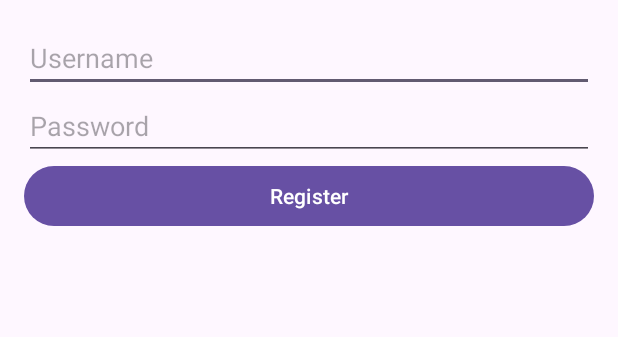
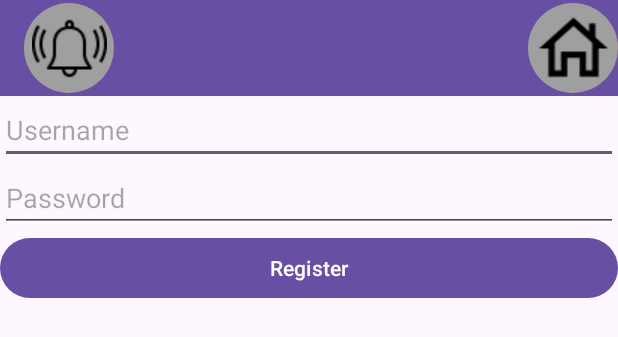
Before and after one commit to RYUKOUKOU/Food-Management-System, an Android app: the layout register_activity.xml on its own in the app's theme, with its tools: preview values and no code run, on a phone screen of 412 x 824 dp. Shown: the top 337 px of the screen. Run offline under Robolectric (Android 15) with nearby library versions, the phone set to English and light mode, and no system bars.

Commit message:
login to register xml

```diff
--- a/androidAPP/app/src/main/res/layout/login_activity.xml
+++ b/androidAPP/app/src/main/res/layout/login_activity.xml
@@ -57,4 +57,9 @@
         android:layout_width="match_parent"
         android:layout_height="wrap_content"
         android:text="Login" />
+    <Button
+        android:id="@+id/registerButton"
+        android:layout_width="match_parent"
+        android:layout_height="wrap_content"
+        android:text="Register" />
 </LinearLayout>
--- a/androidAPP/app/src/main/res/layout/register_activity.xml
+++ b/androidAPP/app/src/main/res/layout/register_activity.xml
@@ -1,8 +1,36 @@
 <LinearLayout xmlns:android="http://schemas.android.com/apk/res/android"
     android:layout_width="match_parent"
     android:layout_height="match_parent"
-    android:orientation="vertical"
-    android:padding="16dp">
+    android:orientation="vertical">
+
+    <androidx.appcompat.widget.Toolbar
+        android:id="@+id/toolbar"
+        android:layout_width="match_parent"
+        android:layout_height="?attr/actionBarSize"
+        android:background="?attr/colorPrimary"
+        android:theme="@style/ThemeOverlay.AppCompat.Dark.ActionBar">
+
+        <ImageButton
+            android:id="@+id/informButton"
+            android:layout_width="60dp"
+            android:layout_height="60dp"
+            android:src="@drawable/systeam_info"
+            android:background="@drawable/login_background"
+            android:scaleType="centerInside"
+            android:contentDescription="Help"
+            android:layout_gravity="start" />
+
+
+        <ImageButton
+            android:id="@+id/action_home"
+            android:layout_width="60dp"
+            android:layout_height="60dp"
+            android:src="@drawable/systeam_home"
+            android:background="@drawable/login_background"
+            android:scaleType="centerInside"
+            android:contentDescription="home"
+            android:layout_gravity="end" />
+    </androidx.appcompat.widget.Toolbar>
 
     <EditText
         android:id="@+id/registerUsername"
```
